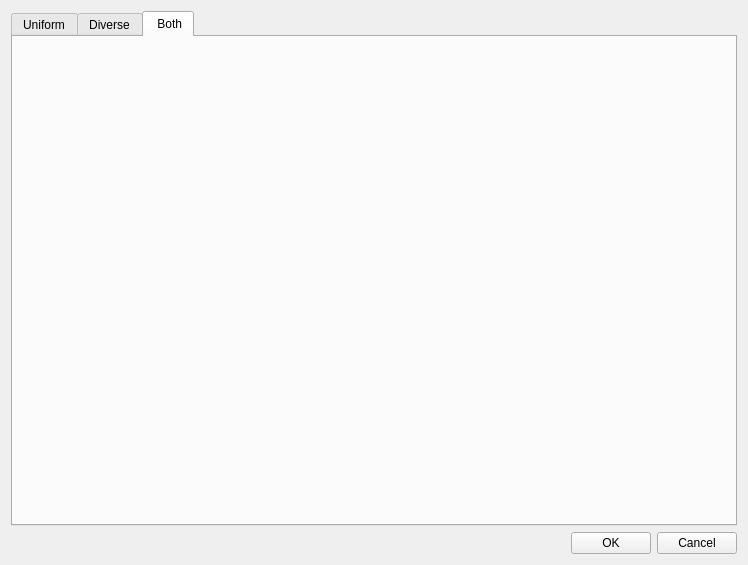
First picture: the form in analisispersonalizado.ui, repository Gahemo0306/SHEN_ACTUALIZADO, before the edit.
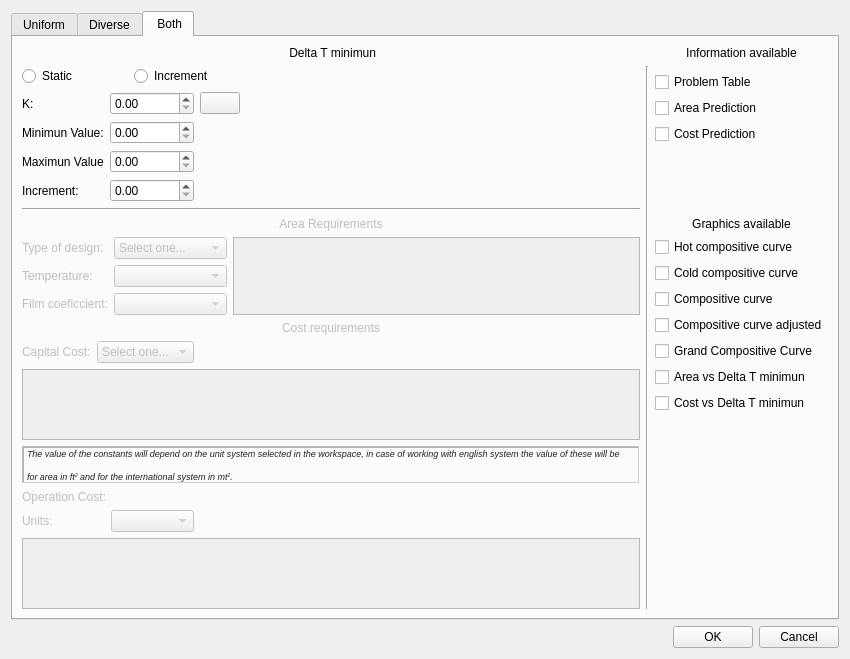
Second picture: the form after the edit. The open tabs and pages were chosen to show the change. Icons and pictures are not drawn.

```diff
--- a/analisispersonalizado.ui
+++ b/analisispersonalizado.ui
@@ -6,8 +6,8 @@
    <rect>
     <x>0</x>
     <y>0</y>
-    <width>748</width>
-    <height>563</height>
+    <width>850</width>
+    <height>655</height>
    </rect>
   </property>
   <property name="windowTitle">
@@ -940,6 +940,558 @@
       <attribute name="title">
        <string> Both</string>
       </attribute>
+      <layout class="QGridLayout" name="gridLayout_24">
+       <item row="0" column="0">
+        <layout class="QVBoxLayout" name="D_DeltaHeader_2">
+         <item>
+          <widget class="QLabel" name="Btext1">
+           <property name="text">
+            <string> Delta T minimun</string>
+           </property>
+           <property name="alignment">
+            <set>Qt::AlignCenter</set>
+           </property>
+          </widget>
+         </item>
+        </layout>
+       </item>
+       <item row="0" column="2">
+        <layout class="QVBoxLayout" name="D_InfoHeader_2">
+         <item>
+          <widget class="QLabel" name="Btext2">
+           <property name="text">
+            <string>Information available</string>
+           </property>
+           <property name="alignment">
+            <set>Qt::AlignCenter</set>
+           </property>
+          </widget>
+         </item>
+        </layout>
+       </item>
+       <item row="1" column="0" rowspan="2">
+        <layout class="QGridLayout" name="D_Static_Increment_2">
+         <item row="0" column="1">
+          <widget class="QRadioButton" name="BIncrementradioButton">
+           <property name="text">
+            <string>Increment</string>
+           </property>
+          </widget>
+         </item>
+         <item row="0" column="0">
+          <widget class="QRadioButton" name="BStaticradioButton">
+           <property name="text">
+            <string>Static </string>
+           </property>
+          </widget>
+         </item>
+         <item row="1" column="2" rowspan="2">
+          <spacer name="verticalSpacer_7">
+           <property name="orientation">
+            <enum>Qt::Vertical</enum>
+           </property>
+           <property name="sizeType">
+            <enum>QSizePolicy::Ignored</enum>
+           </property>
+           <property name="sizeHint" stdset="0">
+            <size>
+             <width>20</width>
+             <height>40</height>
+            </size>
+           </property>
+          </spacer>
+         </item>
+         <item row="0" column="2">
+          <spacer name="horizontalSpacer_8">
+           <property name="orientation">
+            <enum>Qt::Horizontal</enum>
+           </property>
+           <property name="sizeHint" stdset="0">
+            <size>
+             <width>40</width>
+             <height>20</height>
+            </size>
+           </property>
+          </spacer>
+         </item>
+         <item row="1" column="0" rowspan="2" colspan="2">
+          <layout class="QGridLayout" name="gridLayout_11">
+           <item row="0" column="0">
+            <widget class="QLabel" name="Btext7">
+             <property name="text">
+              <string>K:</string>
+             </property>
+             <property name="alignment">
+              <set>Qt::AlignJustify|Qt::AlignVCenter</set>
+             </property>
+            </widget>
+           </item>
+           <item row="0" column="1">
+            <widget class="QDoubleSpinBox" name="Bk">
+             <property name="decimals">
+              <number>2</number>
+             </property>
+             <property name="maximum">
+              <double>10.000000000000000</double>
+             </property>
+            </widget>
+           </item>
+           <item row="0" column="2">
+            <widget class="QPushButton" name="Bhelp">
+             <property name="text">
+              <string/>
+             </property>
+             <property name="icon">
+              <iconset resource="resources.qrc">
+               <normaloff>:/resources/Resources/ayuda.png</normaloff>:/resources/Resources/ayuda.png</iconset>
+             </property>
+            </widget>
+           </item>
+           <item row="2" column="1">
+            <widget class="QDoubleSpinBox" name="Bmaximun">
+             <property name="maximum">
+              <double>999999999.990000009536743</double>
+             </property>
+            </widget>
+           </item>
+           <item row="1" column="0">
+            <widget class="QLabel" name="Btext4">
+             <property name="enabled">
+              <bool>true</bool>
+             </property>
+             <property name="text">
+              <string>Minimun Value:</string>
+             </property>
+             <property name="alignment">
+              <set>Qt::AlignLeading|Qt::AlignLeft|Qt::AlignVCenter</set>
+             </property>
+            </widget>
+           </item>
+           <item row="2" column="0">
+            <widget class="QLabel" name="Btext5">
+             <property name="text">
+              <string>Maximun Value</string>
+             </property>
+            </widget>
+           </item>
+           <item row="1" column="1">
+            <widget class="QDoubleSpinBox" name="Bminimun">
+             <property name="enabled">
+              <bool>true</bool>
+             </property>
+             <property name="maximum">
+              <double>999999999.990000009536743</double>
+             </property>
+            </widget>
+           </item>
+           <item row="3" column="0">
+            <widget class="QLabel" name="Btext6">
+             <property name="text">
+              <string>Increment:</string>
+             </property>
+            </widget>
+           </item>
+           <item row="3" column="1">
+            <widget class="QDoubleSpinBox" name="Bincrement">
+             <property name="decimals">
+              <number>2</number>
+             </property>
+             <property name="maximum">
+              <double>999999999.990000009536743</double>
+             </property>
+            </widget>
+           </item>
+          </layout>
+         </item>
+        </layout>
+       </item>
+       <item row="2" column="2">
+        <layout class="QGridLayout" name="D_checkboxesinfo_2">
+         <item row="2" column="0">
+          <widget class="QCheckBox" name="BCP">
+           <property name="text">
+            <string>Cost Prediction</string>
+           </property>
+          </widget>
+         </item>
+         <item row="1" column="0">
+          <widget class="QCheckBox" name="BAP">
+           <property name="text">
+            <string>Area Prediction</string>
+           </property>
+          </widget>
+         </item>
+         <item row="0" column="0">
+          <widget class="QCheckBox" name="BPT">
+           <property name="text">
+            <string>Problem Table</string>
+           </property>
+          </widget>
+         </item>
+         <item row="3" column="0">
+          <spacer name="verticalSpacer_8">
+           <property name="orientation">
+            <enum>Qt::Vertical</enum>
+           </property>
+           <property name="sizeHint" stdset="0">
+            <size>
+             <width>20</width>
+             <height>40</height>
+            </size>
+           </property>
+          </spacer>
+         </item>
+        </layout>
+       </item>
+       <item row="3" column="0">
+        <widget class="Line" name="line_6">
+         <property name="orientation">
+          <enum>Qt::Horizontal</enum>
+         </property>
+        </widget>
+       </item>
+       <item row="4" column="0">
+        <layout class="QVBoxLayout" name="D_AreaHeader_2">
+         <item>
+          <widget class="QLabel" name="Btext9">
+           <property name="enabled">
+            <bool>false</bool>
+           </property>
+           <property name="text">
+            <string>Area Requirements</string>
+           </property>
+           <property name="alignment">
+            <set>Qt::AlignCenter</set>
+           </property>
+          </widget>
+         </item>
+        </layout>
+       </item>
+       <item row="4" column="2">
+        <layout class="QVBoxLayout" name="D_graphiHeader_2">
+         <item>
+          <widget class="QLabel" name="Btext3">
+           <property name="text">
+            <string>Graphics available</string>
+           </property>
+           <property name="alignment">
+            <set>Qt::AlignCenter</set>
+           </property>
+          </widget>
+         </item>
+        </layout>
+       </item>
+       <item row="5" column="0">
+        <layout class="QGridLayout" name="gridLayout_12">
+         <item row="0" column="0">
+          <layout class="QGridLayout" name="D_contenido_2">
+           <item row="1" column="0">
+            <widget class="QLabel" name="Btext20">
+             <property name="enabled">
+              <bool>false</bool>
+             </property>
+             <property name="text">
+              <string>Temperature:</string>
+             </property>
+            </widget>
+           </item>
+           <item row="0" column="1">
+            <widget class="QComboBox" name="BTodcomboBox">
+             <property name="enabled">
+              <bool>false</bool>
+             </property>
+             <item>
+              <property name="text">
+               <string>Select one...</string>
+              </property>
+             </item>
+             <item>
+              <property name="text">
+               <string>Countercurrent</string>
+              </property>
+             </item>
+             <item>
+              <property name="text">
+               <string>Cocurrent</string>
+              </property>
+             </item>
+            </widget>
+           </item>
+           <item row="0" column="0">
+            <widget class="QLabel" name="Btext11">
+             <property name="enabled">
+              <bool>false</bool>
+             </property>
+             <property name="text">
+              <string>Type of design:</string>
+             </property>
+             <property name="alignment">
+              <set>Qt::AlignJustify|Qt::AlignVCenter</set>
+             </property>
+            </widget>
+           </item>
+           <item row="2" column="0">
+            <widget class="QLabel" name="Btext21">
+             <property name="enabled">
+              <bool>false</bool>
+             </property>
+             <property name="text">
+              <string>Film coeficcient:</string>
+             </property>
+            </widget>
+           </item>
+           <item row="1" column="1">
+            <widget class="QComboBox" name="Bunits_temp">
+             <property name="enabled">
+              <bool>false</bool>
+             </property>
+            </widget>
+           </item>
+           <item row="2" column="1">
+            <widget class="QComboBox" name="Bunits_film">
+             <property name="enabled">
+              <bool>false</bool>
+             </property>
+            </widget>
+           </item>
+           <item row="0" column="2" rowspan="3">
+            <widget class="QTableWidget" name="Bservices">
+             <property name="enabled">
+              <bool>false</bool>
+             </property>
+            </widget>
+           </item>
+          </layout>
+         </item>
+        </layout>
+       </item>
+       <item row="5" column="2" rowspan="3">
+        <layout class="QGridLayout" name="D_checkboxesgrap_2">
+         <item row="3" column="0">
+          <widget class="QCheckBox" name="BCCA">
+           <property name="text">
+            <string>Compositive curve adjusted</string>
+           </property>
+          </widget>
+         </item>
+         <item row="0" column="0">
+          <widget class="QCheckBox" name="BHCC">
+           <property name="text">
+            <string>Hot compositive curve</string>
+           </property>
+          </widget>
+         </item>
+         <item row="6" column="0">
+          <widget class="QCheckBox" name="BCDTM">
+           <property name="text">
+            <string>Cost vs Delta T minimun</string>
+           </property>
+          </widget>
+         </item>
+         <item row="4" column="0">
+          <widget class="QCheckBox" name="BGCC">
+           <property name="text">
+            <string>Grand Compositive Curve</string>
+           </property>
+          </widget>
+         </item>
+         <item row="5" column="0">
+          <widget class="QCheckBox" name="BADTM">
+           <property name="text">
+            <string>Area vs Delta T minimun</string>
+           </property>
+          </widget>
+         </item>
+         <item row="2" column="0">
+          <widget class="QCheckBox" name="BCC">
+           <property name="text">
+            <string>Compositive curve</string>
+           </property>
+          </widget>
+         </item>
+         <item row="7" column="0">
+          <spacer name="verticalSpacer_9">
+           <property name="orientation">
+            <enum>Qt::Vertical</enum>
+           </property>
+           <property name="sizeHint" stdset="0">
+            <size>
+             <width>20</width>
+             <height>40</height>
+            </size>
+           </property>
+          </spacer>
+         </item>
+         <item row="1" column="0">
+          <widget class="QCheckBox" name="BCCC">
+           <property name="text">
+            <string>Cold compositive curve</string>
+           </property>
+          </widget>
+         </item>
+        </layout>
+       </item>
+       <item row="6" column="0">
+        <layout class="QVBoxLayout" name="D_CostHeader_3">
+         <item>
+          <widget class="QLabel" name="Btext8">
+           <property name="enabled">
+            <bool>false</bool>
+           </property>
+           <property name="text">
+            <string>Cost requirements</string>
+           </property>
+           <property name="alignment">
+            <set>Qt::AlignCenter</set>
+           </property>
+          </widget>
+         </item>
+        </layout>
+       </item>
+       <item row="7" column="0">
+        <layout class="QGridLayout" name="D_Costos_3">
+         <item row="4" column="1" colspan="2">
+          <widget class="QLabel" name="Btext12">
+           <property name="enabled">
+            <bool>false</bool>
+           </property>
+           <property name="text">
+            <string>Operation Cost:</string>
+           </property>
+           <property name="alignment">
+            <set>Qt::AlignJustify|Qt::AlignVCenter</set>
+           </property>
+          </widget>
+         </item>
+         <item row="2" column="1" colspan="2">
+          <widget class="QTableWidget" name="BtableCapital">
+           <property name="enabled">
+            <bool>false</bool>
+           </property>
+          </widget>
+         </item>
+         <item row="6" column="1" colspan="2">
+          <widget class="QTableWidget" name="BtableOperation">
+           <property name="enabled">
+            <bool>false</bool>
+           </property>
+          </widget>
+         </item>
+         <item row="3" column="1" colspan="2">
+          <widget class="QLabel" name="BAVISO">
+           <property name="enabled">
+            <bool>false</bool>
+           </property>
+           <property name="frameShape">
+            <enum>QFrame::WinPanel</enum>
+           </property>
+           <property name="frameShadow">
+            <enum>QFrame::Sunken</enum>
+           </property>
+           <property name="text">
+            <string>&lt;html&gt;&lt;head/&gt;&lt;body&gt;&lt;p&gt;&lt;a name=&quot;tw-target-text&quot;/&gt;&lt;span style=&quot; font-family:'inherit'; font-size:7pt; font-style:italic; color:#212121;&quot;&gt;T&lt;/span&gt;&lt;span style=&quot; font-family:'inherit'; font-size:7pt; font-style:italic; color:#212121;&quot;&gt;he value of the constants will depend on the unit system selected in the workspace, in case of working with english system the value of these will be&lt;/span&gt;&lt;/p&gt;&lt;p align=&quot;justify&quot;&gt;&lt;span style=&quot; font-family:'inherit'; font-size:7pt; font-style:italic; color:#212121;&quot;&gt;for area in ft&lt;/span&gt;&lt;span style=&quot; font-family:'inherit'; font-size:7pt; font-style:italic; color:#212121; vertical-align:super;&quot;&gt;2&lt;/span&gt;&lt;span style=&quot; font-family:'inherit'; font-size:7pt; font-style:italic; color:#212121;&quot;&gt; and for the international system in mt&lt;/span&gt;&lt;span style=&quot; font-family:'inherit'; font-size:7pt; font-style:italic; color:#212121; vertical-align:super;&quot;&gt;2&lt;/span&gt;&lt;span style=&quot; font-family:'inherit'; font-size:7pt; font-style:italic; color:#212121;&quot;&gt;.&lt;/span&gt;&lt;/p&gt;&lt;/body&gt;&lt;/html&gt;</string>
+           </property>
+          </widget>
+         </item>
+         <item row="5" column="2">
+          <spacer name="horizontalSpacer_16">
+           <property name="orientation">
+            <enum>Qt::Horizontal</enum>
+           </property>
+           <property name="sizeHint" stdset="0">
+            <size>
+             <width>40</width>
+             <height>20</height>
+            </size>
+           </property>
+          </spacer>
+         </item>
+         <item row="5" column="1">
+          <layout class="QGridLayout" name="gridLayout_23">
+           <item row="0" column="1">
+            <widget class="QComboBox" name="Bcapital_units">
+             <property name="enabled">
+              <bool>false</bool>
+             </property>
+            </widget>
+           </item>
+           <item row="0" column="0">
+            <widget class="QLabel" name="B_unitsoperation">
+             <property name="enabled">
+              <bool>false</bool>
+             </property>
+             <property name="text">
+              <string>Units:</string>
+             </property>
+            </widget>
+           </item>
+          </layout>
+         </item>
+         <item row="1" column="2">
+          <spacer name="horizontalSpacer_17">
+           <property name="orientation">
+            <enum>Qt::Horizontal</enum>
+           </property>
+           <property name="sizeType">
+            <enum>QSizePolicy::Ignored</enum>
+           </property>
+           <property name="sizeHint" stdset="0">
+            <size>
+             <width>40</width>
+             <height>20</height>
+            </size>
+           </property>
+          </spacer>
+         </item>
+         <item row="1" column="1">
+          <layout class="QGridLayout" name="Capitalcost_5">
+           <item row="0" column="0">
+            <widget class="QLabel" name="Btext10">
+             <property name="enabled">
+              <bool>false</bool>
+             </property>
+             <property name="text">
+              <string>Capital Cost:</string>
+             </property>
+             <property name="alignment">
+              <set>Qt::AlignJustify|Qt::AlignVCenter</set>
+             </property>
+            </widget>
+           </item>
+           <item row="0" column="1">
+            <widget class="QComboBox" name="BFCapcomboBox">
+             <property name="enabled">
+              <bool>false</bool>
+             </property>
+             <item>
+              <property name="text">
+               <string>Select one...</string>
+              </property>
+             </item>
+             <item>
+              <property name="text">
+               <string>a+b*(A)^c   </string>
+              </property>
+             </item>
+             <item>
+              <property name="text">
+               <string>b*(A)^c  </string>
+              </property>
+             </item>
+            </widget>
+           </item>
+          </layout>
+         </item>
+        </layout>
+       </item>
+       <item row="1" column="1" rowspan="7">
+        <widget class="Line" name="line_5">
+         <property name="orientation">
+          <enum>Qt::Vertical</enum>
+         </property>
+        </widget>
+       </item>
+      </layout>
      </widget>
     </widget>
    </item>
```
Left out of the diff: 871 changed lines with no effect on the pictures.
